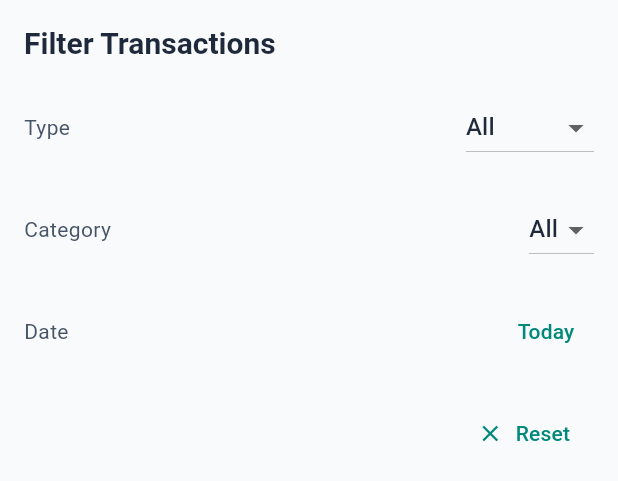
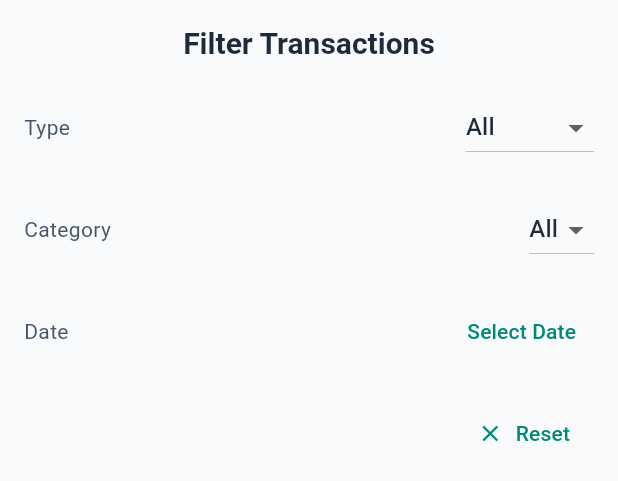
Before and after one commit to lurldgbodex/transaction-tracker, a Flutter app: the TransactionFilterSheet widget shown alone on an empty page, opened directly, on a phone screen of 412 x 824 dp. Shown: the top 481 px of the screen. Run offline on Flutter 3.47's test engine with Material 3 defaults, Android fonts, the phone set to English and light mode, and no system bars; our stand-ins replace flutter_riverpod, shared_preferences, sqflite; accounts and stored records are empty.

Commit message:
chore: add date filtering

```diff
--- a/lib/widgets/transaction_filter_sheet.dart
+++ b/lib/widgets/transaction_filter_sheet.dart
@@ -16,11 +16,13 @@ class TransactionFilterSheet extends ConsumerWidget {
       child: Wrap(
         runSpacing: 20,
         children: [
-          Text(
-            "Filter Transactions",
-            style: Theme.of(
-              context,
-            ).textTheme.titleLarge?.copyWith(fontWeight: FontWeight.bold),
+          Center(
+            child: Text(
+              "Filter Transactions",
+              style: Theme.of(
+                context,
+              ).textTheme.titleLarge?.copyWith(fontWeight: FontWeight.bold),
+            ),
           ),
           Row(
             mainAxisAlignment: MainAxisAlignment.spaceBetween,
@@ -64,7 +66,19 @@ class TransactionFilterSheet extends ConsumerWidget {
             mainAxisAlignment: MainAxisAlignment.spaceBetween,
             children: [
               const Text("Date"),
-              TextButton(onPressed: () async {}, child: const Text("Today")),
+              TextButton(
+                onPressed: () async {
+                  final dateRange = await showDateRangePicker(
+                    context: context,
+                    firstDate: DateTime.now().subtract(
+                      const Duration(days: 365),
+                    ),
+                    lastDate: DateTime.now(),
+                  );
+                  ref.read(filterProvider.notifier).setDateRange(dateRange);
+                },
+                child: const Text("Select Date"),
+              ),
             ],
           ),
           Align(
```
